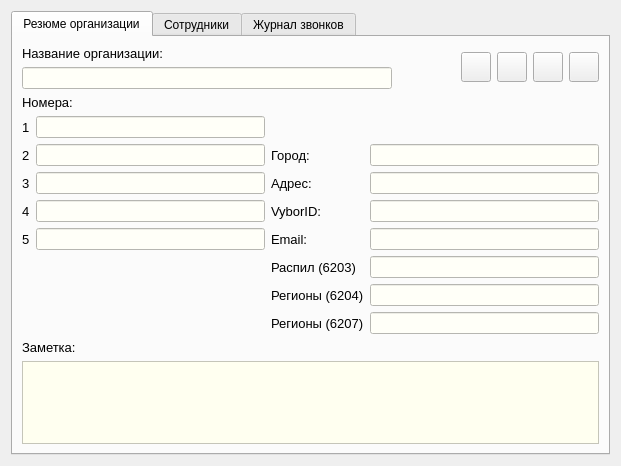
Above: src/ViewOrgContactDialog.ui from okostynchuk/Outcall before the change. Below: the same form after it.
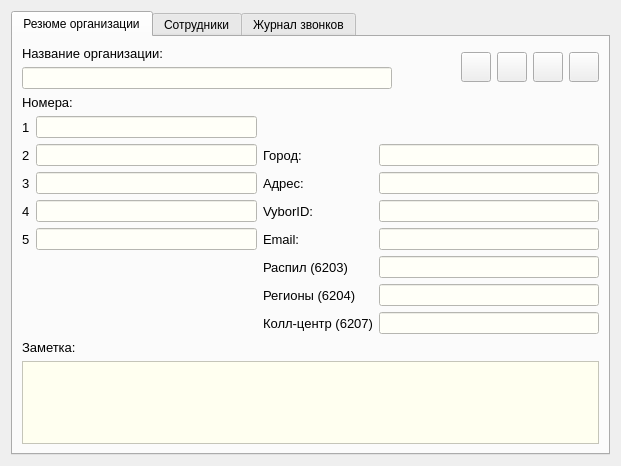
That is the form after the change. Icons and pictures are not drawn.

What changed in the file:
```diff
--- a/src/ViewOrgContactDialog.ui
+++ b/src/ViewOrgContactDialog.ui
@@ -328,7 +328,7 @@
             </font>
            </property>
            <property name="text">
-            <string>Регионы (6207)</string>
+            <string>Колл-центр (6207)</string>
            </property>
           </widget>
          </item>
```
